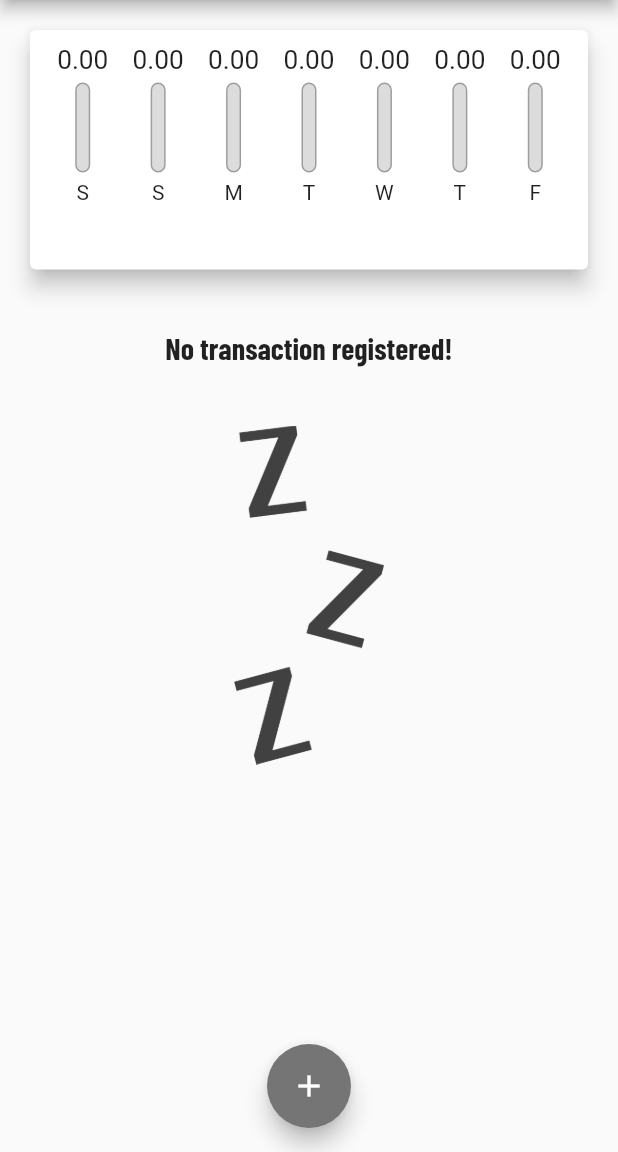
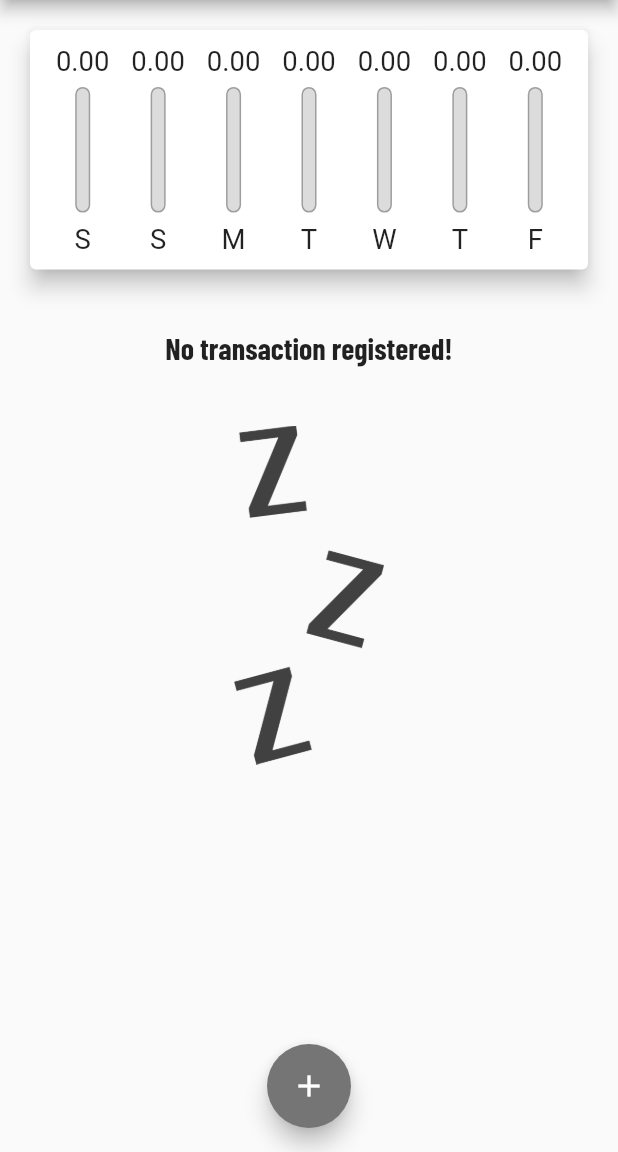
Before and after one commit to Luis020-hub/Despesas-Pessoais-Flutter, a Flutter app: the screen it shows after launch, on a phone screen of 412 x 824 dp, the part 84-1236 px from its top. Run offline on Flutter 3.47's test engine with Material 2 defaults, Android fonts, the phone set to English and light mode, and no system bars.

Commit message:
26/01/2023
- Melhorando a responsividade do chart_bar.dart.

```diff
--- a/lib/components/chart_bar.dart
+++ b/lib/components/chart_bar.dart
@@ -14,17 +14,19 @@ class ChartBar extends StatelessWidget {
 
   @override
   Widget build(BuildContext context) {
+    return LayoutBuilder(
+      builder: (ctx, constraints) {
         return Column(
           children: [
             SizedBox(
-          height: 20,
+              height: constraints.maxHeight * 0.15,
               child: FittedBox(
                 child: Text(value.toStringAsFixed(2)),
               ),
             ),
-        const SizedBox(height: 5),
+            SizedBox(height: constraints.maxHeight * 0.05),
             SizedBox(
-          height: 60,
+              height: constraints.maxHeight * 0.6,
               width: 10,
               child: Stack(
                 alignment: Alignment.bottomCenter,
@@ -51,9 +53,16 @@ class ChartBar extends StatelessWidget {
                 ],
               ),
             ),
-        const SizedBox(height: 5),
-        Text(label)
+            SizedBox(height: constraints.maxHeight * 0.05),
+            SizedBox(
+              height: constraints.maxHeight * 0.15,
+              child: FittedBox(
+                child: Text(label),
+              ),
+            ),
           ],
+        );
+      },
     );
   }
 }
```
Lines whose indentation alone changed are shown as unchanged.
